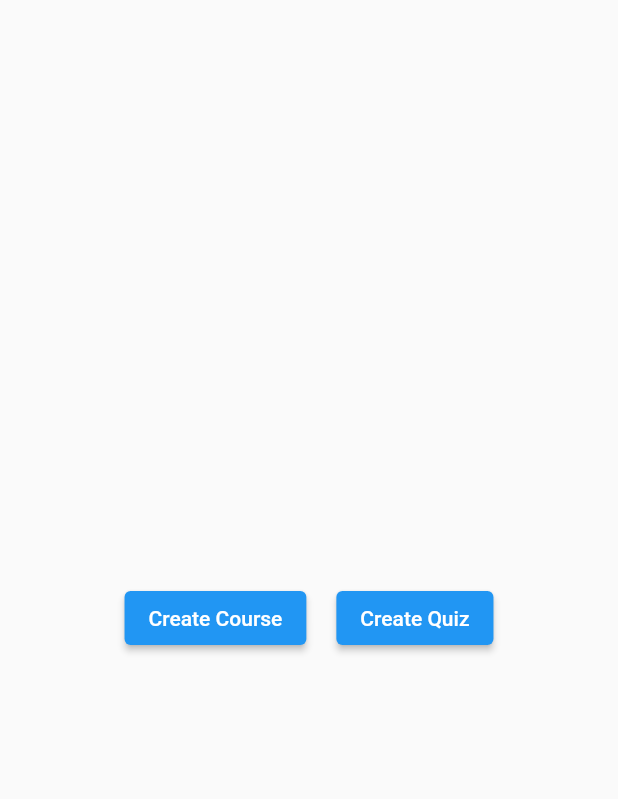
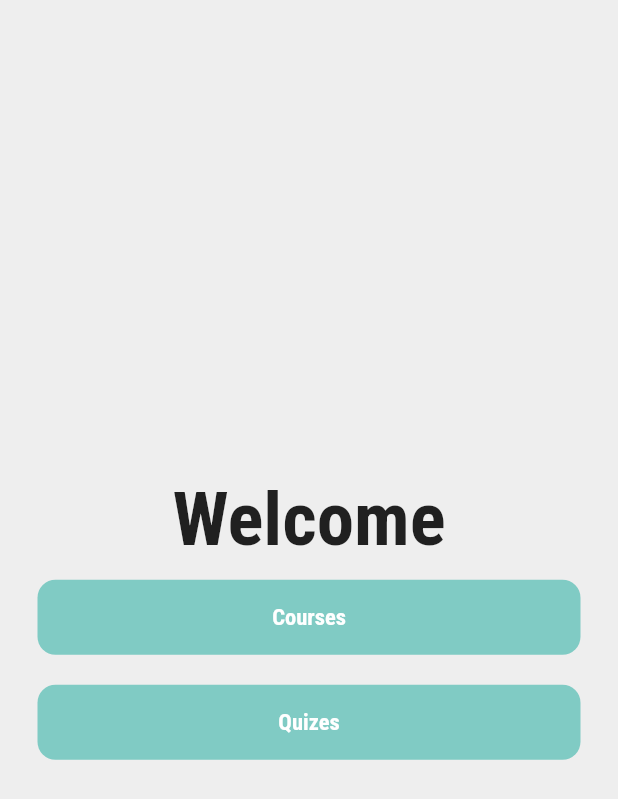
Before and after one commit to jamal022/Flutter-Project, a Flutter app: the screen it shows after launch, on a phone screen of 412 x 824 dp. Shown: the top 799 px of the screen. Run offline on Flutter 3.47's test engine with Material 2 defaults, Android fonts, the phone set to English and light mode, and no system bars; our stand-ins replace cloud_firestore, firebase_auth, firebase_core, firebase_storage, google_fonts, image_picker; accounts and stored records are empty.

Commit message:
courses can be added and deleted

```diff
--- a/professor_app/lib/Screens/HomeScreen.dart
+++ b/professor_app/lib/Screens/HomeScreen.dart
@@ -1,8 +1,10 @@
 import 'package:flutter/material.dart';
 import 'package:flutter/src/widgets/framework.dart';
 import 'package:flutter/src/widgets/placeholder.dart';
+import 'package:google_fonts/google_fonts.dart';
 import 'package:professor_app/Screens/CreateCourse.dart';
 import 'package:professor_app/Screens/CreateQuiz.dart';
+import 'package:professor_app/Screens/ShowCourse.dart';
 
 class HomeScreen extends StatefulWidget {
   const HomeScreen({super.key});
@@ -15,31 +17,66 @@ class _HomeScreenState extends State<HomeScreen> {
   @override
   Widget build(BuildContext context) {
     return Scaffold(
+      backgroundColor: Colors.grey[200],
       body: Center(
-        child: Row(
+        child: Column(
           mainAxisAlignment: MainAxisAlignment.center,
           children: [
-            ElevatedButton(
-                onPressed: () {
-                  Navigator.push(
-                      context,
-                      MaterialPageRoute(
-                        builder: (context) => CreateCourseScreen(),
-                      ));
+            Text(
+              "Welcome",
+              style: GoogleFonts.robotoCondensed(
+                fontWeight: FontWeight.bold,
+                fontSize: 50,
+              ),
+            ),
+            SizedBox(
+              height: 10,
+            ),
+            Padding(
+              padding: const EdgeInsets.symmetric(horizontal: 25),
+              child: GestureDetector(
+                onTap: () {
+                  Navigator.of(context).pushNamed('showCourses');
                 },
-                child: Text("Create Course")),
+                child: Container(
+                    padding: EdgeInsets.all(16),
+                    decoration: BoxDecoration(
+                        borderRadius: BorderRadius.circular(12),
+                        color: Colors.teal[200]),
+                    child: Center(
+                        child: Text(
+                      "Courses",
+                      style: GoogleFonts.robotoCondensed(
+                          color: Colors.white,
+                          fontSize: 15,
+                          fontWeight: FontWeight.bold),
+                    ))),
+              ),
+            ),
             SizedBox(
-              width: 20,
+              height: 20,
             ),
-            ElevatedButton(
-                onPressed: () {
-                  Navigator.push(
-                      context,
-                      MaterialPageRoute(
-                        builder: (context) => CreateQuizScreen(),
-                      ));
+            Padding(
+              padding: const EdgeInsets.symmetric(horizontal: 25),
+              child: GestureDetector(
+                onTap: () {
+                  Navigator.of(context).pushNamed('createQuiz');
                 },
-                child: Text("Create Quiz"))
+                child: Container(
+                    padding: EdgeInsets.all(16),
+                    decoration: BoxDecoration(
+                        borderRadius: BorderRadius.circular(12),
+                        color: Colors.teal[200]),
+                    child: Center(
+                        child: Text(
+                      "Quizes",
+                      style: GoogleFonts.robotoCondensed(
+                          color: Colors.white,
+                          fontSize: 15,
+                          fontWeight: FontWeight.bold),
+                    ))),
+              ),
+            )
           ],
         ),
       ),
--- a/professor_app/lib/main.dart
+++ b/professor_app/lib/main.dart
@@ -1,6 +1,9 @@
 import 'package:flutter/material.dart';
+import 'package:professor_app/Screens/CreateCourse.dart';
+import 'package:professor_app/Screens/CreateQuiz.dart';
 import 'package:professor_app/Screens/HomeScreen.dart';
 import 'package:firebase_core/firebase_core.dart';
+import 'package:professor_app/Screens/ShowCourse.dart';
 
 void main() async {
   WidgetsFlutterBinding.ensureInitialized();
@@ -16,7 +19,13 @@ class MyApp extends StatelessWidget {
   Widget build(BuildContext context) {
     return MaterialApp(
       debugShowCheckedModeBanner: false,
-      home: HomeScreen(),
+      //home: HomeScreen(),
+      routes: {
+        '/': (context) => const HomeScreen(),
+        'createCourse': (context) => const CreateCourseScreen(),
+        'showCourses': (context) => const ShowCoursesScreem(),
+        'createQuiz': (context) => const CreateQuizScreen(),
+      },
     );
   }
 }
```
Also changed, not shown: professor_app/lib/Screens/CreateCourse.dart (+3 -8 lines), professor_app/lib/Screens/ShowCourse.dart (added, +121 -0 lines).
